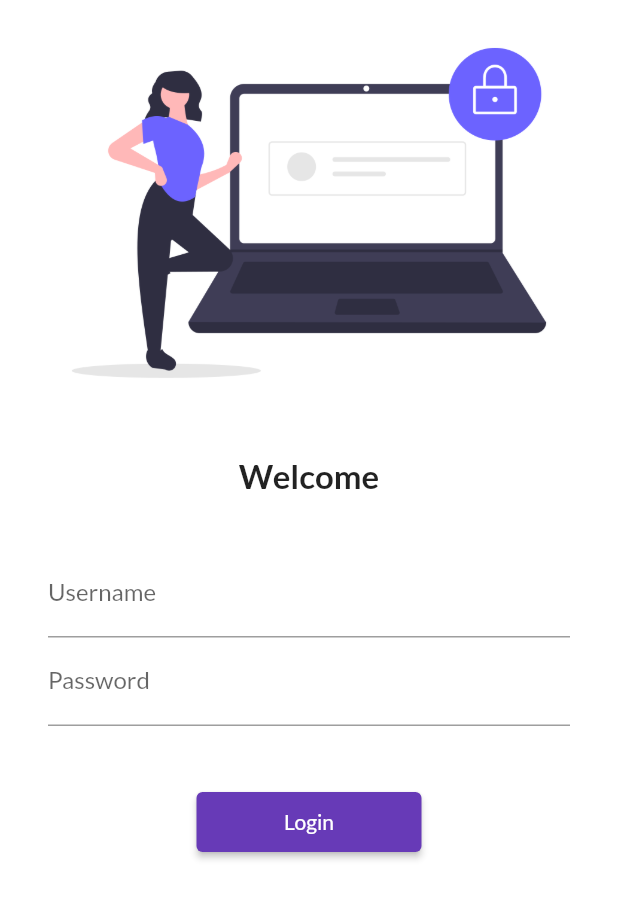
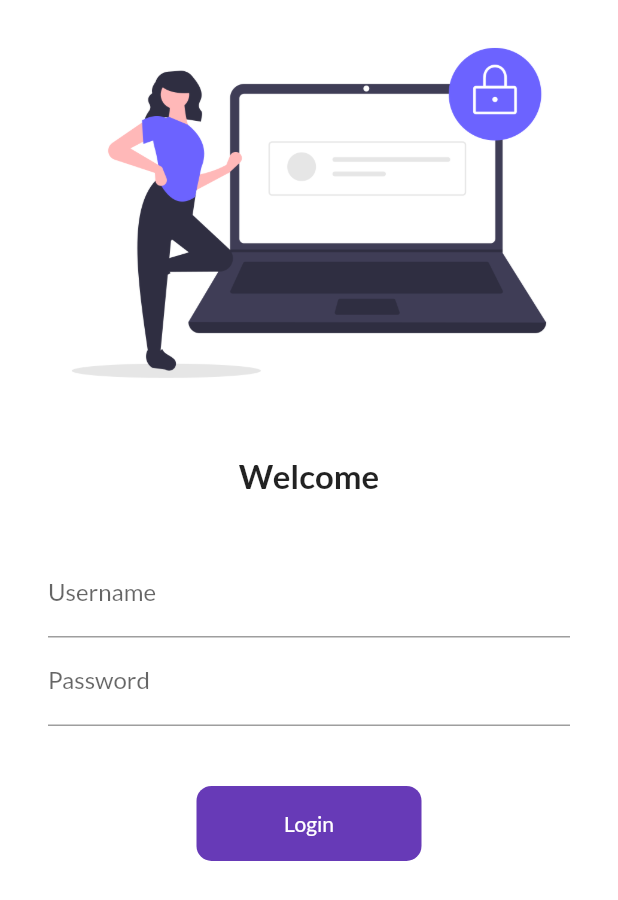
Before and after one commit to AyshChaudhary/test-flutter, a Flutter app: the screen it shows after launch, on a phone screen of 412 x 824 dp. Shown: the top 900 px of the screen. Run offline on Flutter 3.47's test engine with Material 2 defaults, Android fonts, the phone set to English and light mode, and no system bars; our stand-ins replace google_fonts.

Commit message:
creating  a button in container

```diff
--- a/flutter_application_1/lib/pages/loginPage.dart
+++ b/flutter_application_1/lib/pages/loginPage.dart
@@ -45,13 +45,32 @@ class LOGINPAGE extends StatelessWidget {
                   SizedBox(
                     height: 40.0,
                   ),
-                  ElevatedButton(
-                    child: Text("Login"),
-                    style: TextButton.styleFrom(minimumSize: Size(150, 40)),
-                    onPressed: () {
-                      Navigator.pushNamed(context, MyRoutes.homeRoutes);
-                    },
+
+                  Container(
+                    width: 150,
+                    height: 50,
+                    alignment: Alignment.center,
+                    child: Text(
+                      "Login",
+                      style: TextStyle(
+                        color: Colors.white,
+                      ),
+                    ),
+
+                    //  color: Colors.white,
+                    decoration: BoxDecoration(
+                      color: Colors.deepPurple,
+                      borderRadius: BorderRadius.circular(10),
+                    ),
                   ),
+
+                  // ElevatedButton(
+                  //   child: Text("Login"),
+                  //   style: TextButton.styleFrom(minimumSize: Size(150, 40)),
+                  //   onPressed: () {
+                  //     Navigator.pushNamed(context, MyRoutes.homeRoutes);
+                  //   },
+                  // ),
                 ],
               ),
             )
```
